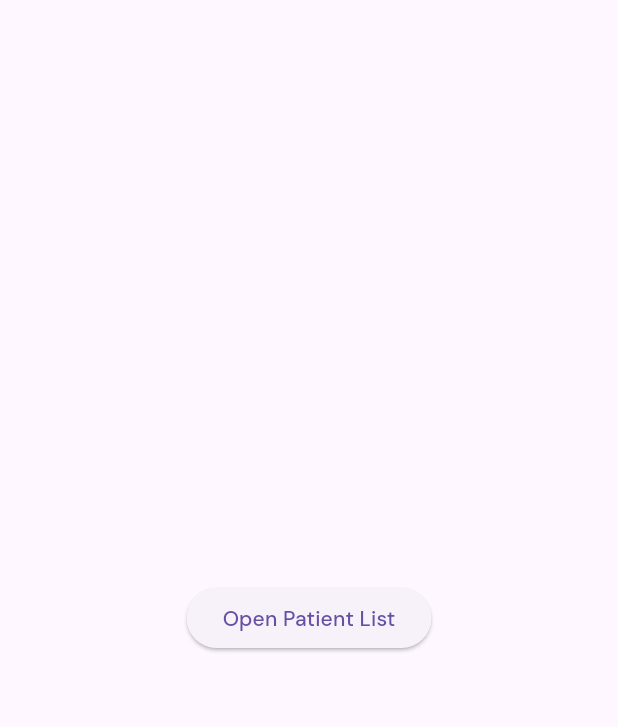
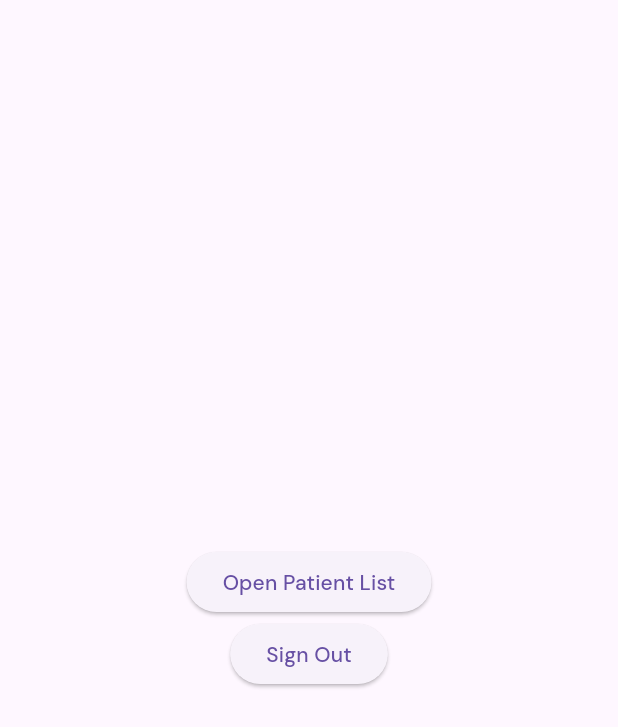
Before and after one commit to MridulVij/longevity-intime-biotech-task-test, a Flutter app: the screen it shows once a user with an empty profile is signed in, on a phone screen of 412 x 824 dp. Shown: the top 727 px of the screen. Run offline on Flutter 3.47's test engine with Material 3 defaults, Android fonts, the phone set to English and light mode, and no system bars; our stand-ins replace cloud_firestore, firebase_auth, firebase_core, flutter_svg, google_fonts; accounts and stored records are empty; network calls fail.

Commit message:
code changes

```diff
--- a/lib/controllers/services/auth_service.dart
+++ b/lib/controllers/services/auth_service.dart
@@ -1,5 +1,6 @@
 import 'package:cloud_firestore/cloud_firestore.dart';
 import 'package:firebase_auth/firebase_auth.dart';
+import 'package:flutter/material.dart';
 
 class AuthService {
   final FirebaseAuth _auth = FirebaseAuth.instance;
@@ -7,6 +8,10 @@ class AuthService {
 
   User? getCurrentUser() {
     return _auth.currentUser;
+  }
+
+  Future<void> signOut() async {
+    return await _auth.signOut();
   }
 
   Future<UserCredential> signInWithEmailPass(String email, password) async {
--- a/lib/views/screens/Task A/dashboard.dart
+++ b/lib/views/screens/Task A/dashboard.dart
@@ -1,5 +1,8 @@
 import 'package:flutter/material.dart';
+import 'package:longevity_intime_biotech_task_test/controllers/services/auth_service.dart';
 import 'package:longevity_intime_biotech_task_test/views/screens/Task%20A/patients.dart';
+
+import 'dummy_login.dart';
 
 class Dashboard extends StatefulWidget {
   const Dashboard({super.key});
@@ -9,11 +12,15 @@ class Dashboard extends StatefulWidget {
 }
 
 class _DashboardState extends State<Dashboard> {
+  AuthService authService = AuthService();
   @override
   Widget build(BuildContext context) {
     return Scaffold(
       body: Center(
-        child: ElevatedButton(
+        child: Column(
+          mainAxisAlignment: MainAxisAlignment.center,
+          children: [
+            ElevatedButton(
               onPressed: () {
                 Navigator.push(
                   context,
@@ -22,6 +29,19 @@ class _DashboardState extends State<Dashboard> {
               },
               child: Text('Open Patient List'),
             ),
+            ElevatedButton(
+                onPressed: () async {
+                  await authService.signOut();
+                  Navigator.push(
+                    context,
+                    MaterialPageRoute(
+                      builder: (context) => DummyLogin(),
+                    ),
+                  );
+                },
+                child: Text('Sign Out'))
+          ],
+        ),
       ),
     );
   }
--- a/lib/views/screens/Task A/dummy_login.dart
+++ b/lib/views/screens/Task A/dummy_login.dart
@@ -11,8 +11,8 @@ class DummyLogin extends StatefulWidget {
 
 class _DummyLoginState extends State<DummyLogin> {
   final TextEditingController emailController = TextEditingController();
-
   final TextEditingController passwordController = TextEditingController();
+  // final TextEditingController nameController = TextEditingController();
 
   bool isButtonClick = false;
 
@@ -49,7 +49,9 @@ class _DummyLoginState extends State<DummyLogin> {
               onPressed: () {
                 buttonClick();
                 authService.signInWithEmailPass(
-                    emailController.text, passwordController.text);
+                  emailController.text,
+                  passwordController.text,
+                );
               },
               child: Text('Sign In'),
             ),
--- a/pubspec.yaml
+++ b/pubspec.yaml
@@ -7,11 +7,13 @@ environment:
   sdk: ">=3.3.1 <4.0.0"
 
 dependencies:
+  bloc: ^8.1.3
   cloud_firestore: ^4.15.9
   firebase_auth: ^4.17.9
   firebase_core: ^2.27.1
   flutter:
     sdk: flutter
+  flutter_bloc: ^8.1.4
   flutter_svg: ^2.0.10+1
   google_fonts: ^6.2.1
 
```
Also changed, not shown: lib/test_screen.dart (+7 -6 lines), lib/views/screens/Task A/chat.dart (+9 -6 lines), lib/views/screens/Task A/patient_details.dart (deleted, +0 -15 lines), lib/views/widgets/custom_container_send_receive_box.dart (+5 -4 lines), lib/views/widgets/custom_widget.dart (+39 -3 lines), pubspec.lock. Lines whose indentation alone changed are shown as unchanged.
